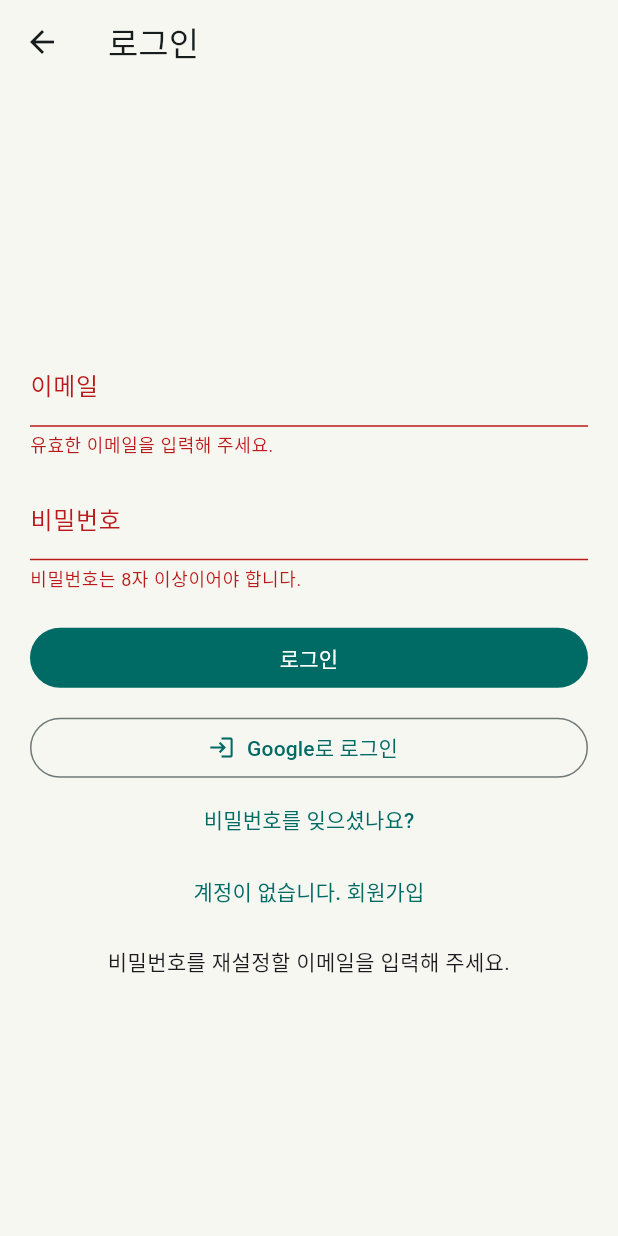
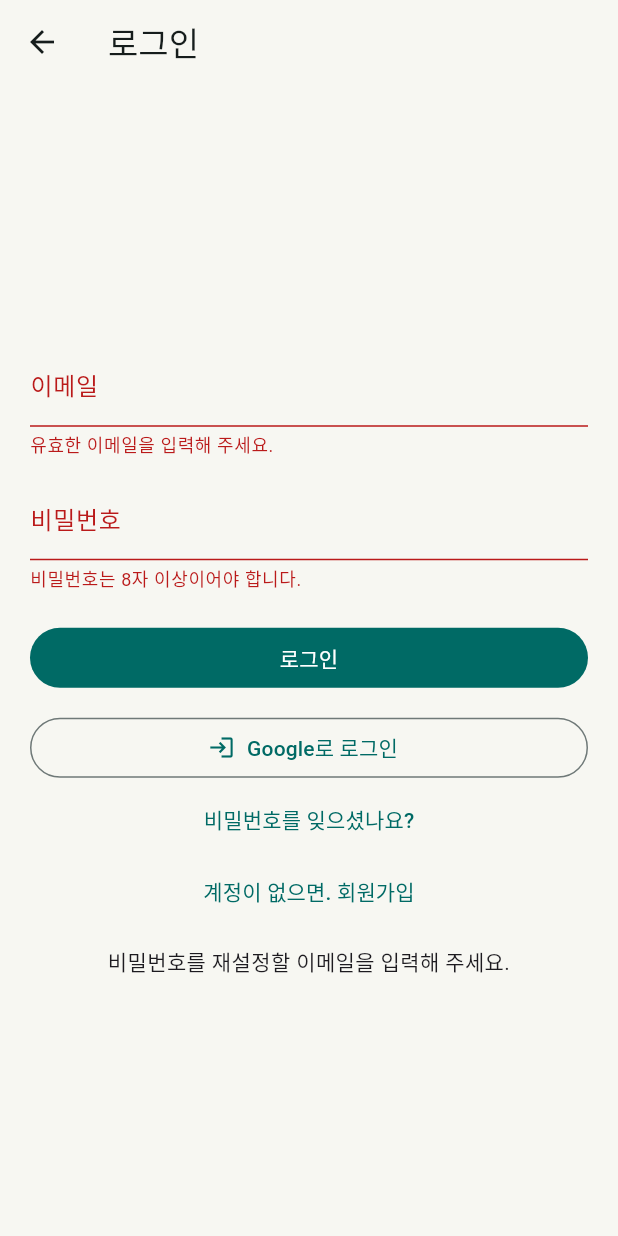
Before and after one commit to guige01-guinsa/kyoutube, a Flutter app: the LoginPage screen opened directly, after a tap on "로그인", after a tap on "Google로 로그인", after a tap on "비밀번호를 잊으셨나요?", on a phone screen of 412 x 824 dp. Run offline on Flutter 3.47's test engine with Material 3 defaults, Android fonts, the phone set to English and light mode, and no system bars; our stand-ins replace firebase_core, firebase_messaging, flutter_riverpod, go_router, image_picker, shared_preferences and 1 more; missing offline and left inert: youtube_recipe_search; accounts and stored records are empty; network calls fail.

Commit message:
feat(auth): add account management and secure account deletion

```diff
--- a/lib/core/router/app_router.dart
+++ b/lib/core/router/app_router.dart
@@ -2,6 +2,7 @@ import 'package:flutter/material.dart';
 import 'package:go_router/go_router.dart';
 
 import '../../features/auth/presentation/login_page.dart';
+import '../../features/auth/presentation/account_page.dart';
 import '../../features/auth/presentation/reset_password_page.dart';
 import '../../features/home/presentation/home_page.dart';
 import '../../features/kitchen/presentation/kitchen_page.dart';
@@ -20,6 +21,7 @@ class AppRoutes {
   static const String home = '/';
   static const String login = '/login';
   static const String resetPassword = '/reset-password';
+  static const String account = '/account';
   static const String youtube = '/youtube';
   static const String bookmarks = '/bookmarks';
   static const String creator = '/creator';
@@ -73,6 +75,11 @@ class AppRouter {
         path: AppRoutes.login,
         builder: (BuildContext context, GoRouterState state) =>
             const LoginPage(),
+      ),
+      GoRoute(
+        path: AppRoutes.account,
+        builder: (BuildContext context, GoRouterState state) =>
+            const AccountPage(),
       ),
       GoRoute(
         path: AppRoutes.resetPassword,
--- a/lib/features/auth/presentation/login_page.dart
+++ b/lib/features/auth/presentation/login_page.dart
@@ -38,7 +38,7 @@ class _LoginPageState extends ConsumerState<LoginPage> {
     }
 
     if (message.contains('email not confirmed')) {
-      return '이메일 확인이 필요합니다. 이메일 인증을 완료해 주세요.';
+      return '이메일 확인이 필요합니다. 받은 이메일의 인증을 완료해 주세요.';
     }
 
     if (message.contains('signup is disabled')) {
@@ -71,9 +71,9 @@ class _LoginPageState extends ConsumerState<LoginPage> {
       _message = null;
     });
 
+    try {
       final auth = ref.read(authClientProvider);
 
-    try {
       final launched = await auth.signInWithOAuth(
         OAuthProvider.google,
         redirectTo: _oauthRedirectTo,
@@ -85,25 +85,21 @@ class _LoginPageState extends ConsumerState<LoginPage> {
 
       setState(() {
         _message = launched
-            ? 'Google 로그인 창을 열었습니다. 인증 후 앱으로 돌아오세요.'
+            ? 'Google 로그인 창을 열었습니다. 인증 후 앱으로 돌아와 주세요.'
             : 'Google 로그인 창을 열지 못했습니다. 잠시 후 다시 시도해 주세요.';
       });
     } on AuthException catch (error) {
-      if (!mounted) {
-        return;
-      }
-
+      if (mounted) {
         setState(() {
           _message = _friendlyAuthMessage(error);
         });
+      }
     } catch (error) {
-      if (!mounted) {
-        return;
-      }
-
+      if (mounted) {
         setState(() {
           _message = error.toString();
         });
+      }
     } finally {
       if (mounted) {
         setState(() {
@@ -144,21 +140,17 @@ class _LoginPageState extends ConsumerState<LoginPage> {
         _message = '비밀번호 재설정 이메일을 보냈습니다. 이메일의 링크를 열어 새 비밀번호를 설정해 주세요.';
       });
     } on AuthException catch (error) {
-      if (!mounted) {
-        return;
-      }
-
+      if (mounted) {
         setState(() {
           _message = _friendlyAuthMessage(error);
         });
+      }
     } catch (_) {
-      if (!mounted) {
-        return;
-      }
-
+      if (mounted) {
         setState(() {
           _message = '비밀번호 재설정 이메일을 보내지 못했습니다. 잠시 후 다시 시도해 주세요.';
         });
+      }
     } finally {
       if (mounted) {
         setState(() {
@@ -179,15 +171,19 @@ class _LoginPageState extends ConsumerState<LoginPage> {
     });
 
     final auth = ref.read(authClientProvider);
+    final email = _emailController.text.trim();
+    final password = _passwordController.text;
 
     try {
       if (_isSignUp) {
         final response = await auth.signUp(
-          email: _emailController.text.trim(),
-          password: _passwordController.text,
+          email: email,
+          password: password,
         );
 
-        if (!mounted) return;
+        if (!mounted) {
+          return;
+        }
 
         if (response.session != null) {
           _goHomeAfterAuthentication();
@@ -195,15 +191,17 @@ class _LoginPageState extends ConsumerState<LoginPage> {
         }
 
         setState(() {
-          _message = '회원가입이 완료되었습니다. 이메일 확인 후 로그인해 주세요.';
+          _message = '회원가입이 완료되었습니다. 이메일 인증 후 로그인해 주세요.';
         });
       } else {
         final response = await auth.signInWithPassword(
-          email: _emailController.text.trim(),
-          password: _passwordController.text,
+          email: email,
+          password: password,
         );
 
-        if (!mounted) return;
+        if (!mounted) {
+          return;
+        }
 
         if (response.session != null) {
           _goHomeAfterAuthentication();
@@ -215,13 +213,17 @@ class _LoginPageState extends ConsumerState<LoginPage> {
         });
       }
     } on AuthException catch (error) {
+      if (mounted) {
         setState(() {
           _message = _friendlyAuthMessage(error);
         });
+      }
     } catch (error) {
+      if (mounted) {
         setState(() {
           _message = error.toString();
         });
+      }
     } finally {
       if (mounted) {
         setState(() {
@@ -233,18 +235,6 @@ class _LoginPageState extends ConsumerState<LoginPage> {
 
   @override
   Widget build(BuildContext context) {
-    ref.listen(authUserProvider, (_, next) {
-      final user = next.valueOrNull;
-
-      if (user != null && mounted) {
-        WidgetsBinding.instance.addPostFrameCallback((_) {
-          if (mounted) {
-            _goHomeAfterAuthentication();
-          }
-        });
-      }
-    });
-
     return Scaffold(
       appBar: AppBar(
         title: Text(_isSignUp ? '회원가입' : '로그인'),
@@ -274,12 +264,17 @@ class _LoginPageState extends ConsumerState<LoginPage> {
                           TextFormField(
                             controller: _emailController,
                             keyboardType: TextInputType.emailAddress,
-                            decoration: const InputDecoration(labelText: '이메일'),
+                            autocorrect: false,
+                            decoration: const InputDecoration(
+                              labelText: '이메일',
+                            ),
                             validator: (String? value) {
                               final email = value?.trim() ?? '';
+
                               if (email.isEmpty || !email.contains('@')) {
                                 return '유효한 이메일을 입력해 주세요.';
                               }
+
                               return null;
                             },
                           ),
@@ -287,21 +282,25 @@ class _LoginPageState extends ConsumerState<LoginPage> {
                           TextFormField(
                             controller: _passwordController,
                             obscureText: true,
-                            decoration:
-                                const InputDecoration(labelText: '비밀번호'),
+                            decoration: const InputDecoration(
+                              labelText: '비밀번호',
+                            ),
                             validator: (String? value) {
                               if ((value ?? '').length < 8) {
                                 return '비밀번호는 8자 이상이어야 합니다.';
                               }
+
                               return null;
                             },
                           ),
                           const SizedBox(height: 20),
                           FilledButton(
                             onPressed: _isSubmitting ? null : _submit,
-                            child: Text(_isSubmitting
+                            child: Text(
+                              _isSubmitting
                                   ? '처리 중...'
-                                : (_isSignUp ? '회원가입' : '로그인')),
+                                  : (_isSignUp ? '회원가입' : '로그인'),
+                            ),
                           ),
                           if (!_isSignUp) ...<Widget>[
                             const SizedBox(height: 12),
@@ -328,7 +327,7 @@ class _LoginPageState extends ConsumerState<LoginPage> {
                                     });
                                   },
                             child: Text(
-                              _isSignUp ? '이미 계정이 있습니다. 로그인' : '계정이 없습니다. 회원가입',
+                              _isSignUp ? '이미 계정이 있으면. 로그인' : '계정이 없으면. 회원가입',
                             ),
                           ),
                           if (_message != null) ...<Widget>[
```
Also changed, not shown: lib/app.dart (+9 -2 lines), lib/features/auth/application/account_service.dart (added, +31 -0 lines), lib/features/auth/presentation/account_page.dart (added, +182 -0 lines), lib/features/home/presentation/home_page.dart (+8 -0 lines), 4 other files. Lines whose indentation alone changed are shown as unchanged.
